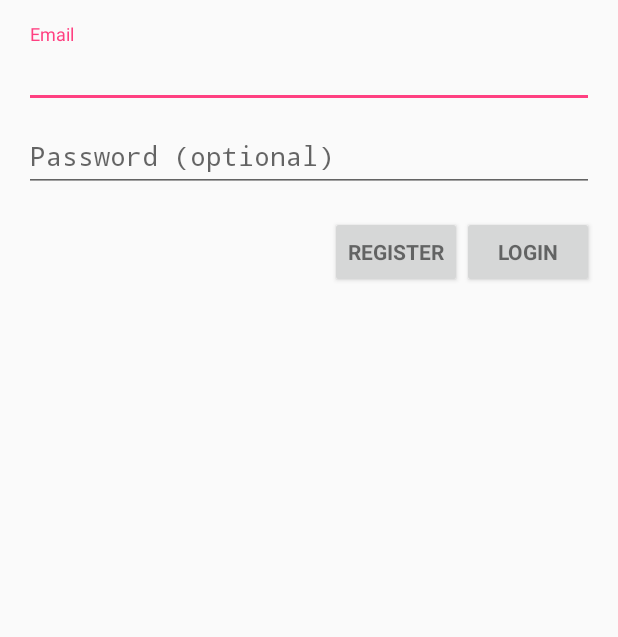
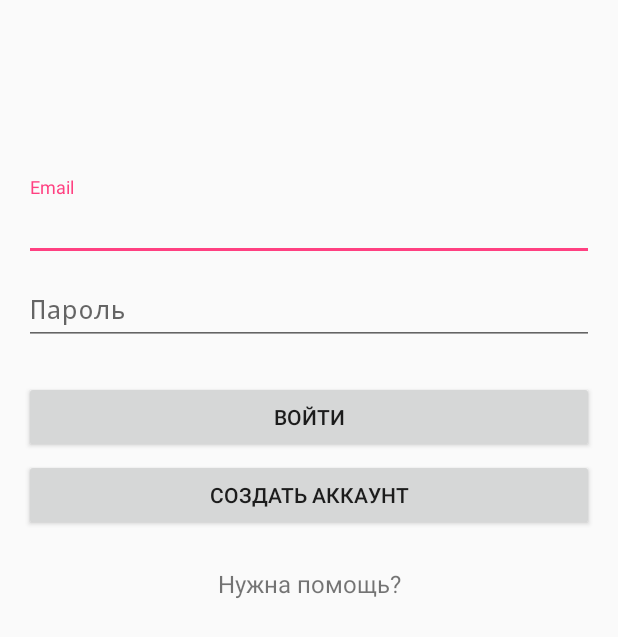
Before and after one commit to ixvil/BoxBonus.Android, an Android app: the screen it shows after launch (LoginActivity), on a phone screen of 412 x 824 dp. Shown: the top 637 px of the screen. Run offline under Robolectric (Android 15) with nearby library versions, the phone set to English and light mode, and no system bars; libraries missing offline, so code that uses them is left out: android.support.test, com.journeyapps.barcodescanner, com.koushikdutta.async, com.koushikdutta.ion; pictures from the network do not load; 8 statements that could not run were skipped.

Commit message:
navigation header - pic and name

```diff
--- a/app/src/main/java/com/ixvil/boxbonus/Activities/LoginActivity.java
+++ b/app/src/main/java/com/ixvil/boxbonus/Activities/LoginActivity.java
@@ -166,9 +166,10 @@ public class LoginActivity extends AccountAuthenticatorActivity implements Loade
                                     int userId = userJson.get("id").getAsInt();
                                     if (0 != userId) {
 
-                                        User user = User.createUserFromJson(userJson, getApplicationContext());
+                                        User user = User.createUserFromJson(email, userJson, getApplicationContext());
                                         user.saveToAccountManager(email, mPassword);
                                         Intent intent = new Intent(getApplicationContext(), MainActivity.class);
+                                        finish();
                                         startActivity(intent);
 
                                     } else {
@@ -229,9 +230,10 @@ public class LoginActivity extends AccountAuthenticatorActivity implements Loade
                                     int userId = userJson.get("id").getAsInt();
                                     if (0 != userId) {
 
-                                        User user = User.createUserFromJson(userJson, getApplicationContext());
+                                        User user = User.createUserFromJson(email, userJson, getApplicationContext());
                                         user.saveToAccountManager(email, mPassword);
                                         Intent intent = new Intent(getApplicationContext(), MainActivity.class);
+                                        finish();
                                         startActivity(intent);
 
                                     } else {
--- a/app/src/main/java/com/ixvil/boxbonus/Activities/MainActivity.java
+++ b/app/src/main/java/com/ixvil/boxbonus/Activities/MainActivity.java
@@ -14,7 +14,9 @@ import android.support.v4.widget.DrawerLayout;
 import android.support.v7.app.ActionBar;
 import android.support.v7.app.AppCompatActivity;
 import android.support.v7.widget.Toolbar;
+
 import android.view.MenuItem;
+import android.view.View;
 import android.widget.TextView;
 
 import com.ixvil.boxbonus.Fragments.CardContentFragment;
@@ -29,25 +31,15 @@ public class MainActivity extends AppCompatActivity implements HomeFragment.OnFr
 
     private DrawerLayout mDrawerLayout;
 
-    @Override
-    protected void onCreate(final Bundle savedInstanceState) {
-        super.onCreate(savedInstanceState);
-        setContentView(R.layout.activity_main);
+    private void proceedNavigation() {
+        NavigationView navigationView = (NavigationView) findViewById(R.id.nav_view);
+        View headerLayout = navigationView.getHeaderView(0);
 
-        Toolbar toolbar = (Toolbar) findViewById(R.id.toolbar);
-        setSupportActionBar(toolbar);
+        TextView fioField = (TextView) headerLayout.findViewById(R.id.fioField);
+        fioField.setText(User.staticUser.name);
 
-        ViewPager viewPager = (ViewPager) findViewById(R.id.viewpager);
-        setupViewPager(viewPager);
-
-        TabLayout tabs = (TabLayout) findViewById(R.id.tabs);
-        tabs.setupWithViewPager(viewPager);
-
-
-        NavigationView navigationView = (NavigationView) findViewById(R.id.nav_view);
-//        TextView newTextView = new TextView(getApplicationContext());
-//        newTextView.setText("test");
-//        navigationView.addView(newTextView);
+        TextView emailField = (TextView) headerLayout.findViewById(R.id.emailField);
+        emailField.setText(User.staticUser.email);
 
         mDrawerLayout = (DrawerLayout) findViewById(R.id.drawer);
 
@@ -78,6 +70,25 @@ public class MainActivity extends AppCompatActivity implements HomeFragment.OnFr
                 });
     }
 
+    @Override
+    protected void onCreate(final Bundle savedInstanceState) {
+        super.onCreate(savedInstanceState);
+        setContentView(R.layout.activity_main);
+
+        Toolbar toolbar = (Toolbar) findViewById(R.id.toolbar);
+        setSupportActionBar(toolbar);
+
+
+        ViewPager viewPager = (ViewPager) findViewById(R.id.viewpager);
+        setupViewPager(viewPager);
+
+        TabLayout tabs = (TabLayout) findViewById(R.id.tabs);
+        tabs.setupWithViewPager(viewPager);
+
+        this.proceedNavigation();
+
+    }
+
     private void setupViewPager(ViewPager viewPager) {
         Adapter adapter = new Adapter(getSupportFragmentManager());
         adapter.addFragment(new HomeFragment(), getResources().getString(R.string.home_button));
@@ -86,9 +97,9 @@ public class MainActivity extends AppCompatActivity implements HomeFragment.OnFr
         viewPager.setAdapter(adapter);
     }
 
-
     @Override
     public void onFragmentInteraction(Uri uri) {
+
 
     }
 
--- a/app/src/main/java/com/ixvil/boxbonus/BoxBonusApplication.java
+++ b/app/src/main/java/com/ixvil/boxbonus/BoxBonusApplication.java
@@ -5,7 +5,12 @@ import android.content.Context;
 import android.content.Intent;
 import android.content.SharedPreferences;
 
+import com.google.gson.Gson;
+
+import com.google.gson.JsonObject;
 import com.ixvil.boxbonus.Activities.LoginActivity;
+import com.ixvil.boxbonus.Models.User;
+
 
 /**
  * Created by shipin_a on 02.10.2016.
@@ -19,11 +24,19 @@ public class BoxBonusApplication extends Application {
 
         SharedPreferences sharedPreferences = getApplicationContext().getSharedPreferences("account", Context.MODE_PRIVATE);
         String email = sharedPreferences.getString("email", null);
+        String textUserData = sharedPreferences.getString("userData", null);
 
-        if(null == email){
+
+        if (null == email || null == textUserData) {
             Intent intent = new Intent(getApplicationContext(), LoginActivity.class);
             intent.setFlags(Intent.FLAG_ACTIVITY_NEW_TASK);
             startActivity(intent);
+        } else {
+//            JsonReader jsonReader = new JsonReader(new StringReader(textUserData));
+
+            JsonObject jsonObject = (new Gson()).fromJson(textUserData, JsonObject.class);
+            User.staticUser = User.createUserFromJson(email, jsonObject, getApplicationContext());
+
         }
 
     }
--- a/app/src/main/java/com/ixvil/boxbonus/Fragments/HomeFragment.java
+++ b/app/src/main/java/com/ixvil/boxbonus/Fragments/HomeFragment.java
@@ -10,6 +10,7 @@ import android.view.ViewGroup;
 import android.widget.ImageView;
 import android.widget.TextView;
 
+import com.ixvil.boxbonus.Models.User;
 import com.ixvil.boxbonus.R;
 import com.ixvil.boxbonus.Models.Wallet;
 
@@ -22,19 +23,24 @@ public class HomeFragment extends Fragment {
                              Bundle savedInstanceState) {
         super.onCreateView(inflater, container, savedInstanceState);
 
+        View homeView = this.fillFragment(inflater, container, savedInstanceState);
+
+        // TODO: 24.10.2016 Work around Instance restore
+        return homeView;
+    }
+
+    public View fillFragment(LayoutInflater inflater, ViewGroup container, Bundle savedInstanceState) {
         View homeView = inflater.inflate(R.layout.fragment_home, container, false);
 
         TextView walletView = (TextView) homeView.findViewById(R.id.walletID);
         walletView.setText(Wallet.getWalletId().toString());
 
         TextView bonusesView = (TextView) homeView.findViewById(R.id.card_text);
-        bonusesView.setText("You have 25 bonuses");
+        bonusesView.setText(getString(R.string.you_have) + User.staticUser.customer.balance + getString(R.string.bonuses_string));
 
         ImageView imageView = (ImageView) homeView.findViewById(R.id.card_image);
         int pic_height = (int) getResources().getDimension(R.dimen.pic_height);
         imageView.setImageBitmap(Wallet.getQr(pic_height, pic_height));
-
-        // TODO: 24.10.2016 Work around Instance restore
         return homeView;
     }
 
--- a/app/src/main/java/com/ixvil/boxbonus/models/Wallet.java
+++ b/app/src/main/java/com/ixvil/boxbonus/models/Wallet.java
@@ -13,7 +13,7 @@ import com.journeyapps.barcodescanner.BarcodeEncoder;
 
 public class Wallet {
 
-    private static Integer walletId = 6587098;
+    private static Integer walletId = 0000000000;
 
     static public Integer getWalletId() {
         return walletId;
@@ -35,4 +35,8 @@ public class Wallet {
         }
         return bitmap;
     }
+
+    public static void setWalletId(int walletId) {
+        Wallet.walletId = walletId;
+    }
 }
--- a/app/src/main/res/layout/activity_login.xml
+++ b/app/src/main/res/layout/activity_login.xml
@@ -28,6 +28,7 @@
             android:id="@+id/email_login_form"
             android:layout_width="match_parent"
             android:layout_height="wrap_content"
+            android:layout_marginTop="102dp"
             android:orientation="vertical">
 
 
@@ -41,8 +42,7 @@
                     android:layout_height="wrap_content"
                     android:hint="@string/prompt_email"
                     android:inputType="textEmailAddress"
-                    android:maxLines="1"
-                    android:singleLine="true" />
+                    android:maxLines="1" />
 
             </android.support.design.widget.TextInputLayout>
 
@@ -59,38 +59,37 @@
                     android:imeActionLabel="@string/action_sign_in_short"
                     android:imeOptions="actionUnspecified"
                     android:inputType="textPassword"
-                    android:maxLines="1"
-                    android:singleLine="true" />
+                    android:maxLines="1" />
 
             </android.support.design.widget.TextInputLayout>
 
-            <RelativeLayout
-                android:layout_width="match_parent"
+            <android.support.v7.widget.AppCompatButton
+                android:id="@+id/email_sign_in_button"
+                android:layout_width="fill_parent"
                 android:layout_height="wrap_content"
-                android:gravity="right">
+                android:layout_marginBottom="2dp"
+                android:layout_marginTop="24dp"
+                android:padding="12dp"
+                android:text="@string/action_sign_in" />
 
-                <Button
-                    android:id="@+id/email_register_button"
-                    style="?android:textAppearanceSmall"
-                    android:layout_width="wrap_content"
-                    android:layout_height="wrap_content"
-                    android:layout_marginTop="16dp"
-                    android:text="@string/action_register"
-
-                    android:textStyle="bold" />
-
-                <Button
-                    android:id="@+id/email_sign_in_button"
-                    style="?android:textAppearanceSmall"
-                    android:layout_width="wrap_content"
-                    android:layout_height="wrap_content"
-                    android:layout_marginTop="16dp"
-                    android:layout_toRightOf="@+id/email_register_button"
-                    android:text="@string/action_sign_in"
-                    android:textStyle="bold" />
+            <android.support.v7.widget.AppCompatButton
+                android:id="@+id/email_register_button"
+                android:layout_width="fill_parent"
+                android:layout_height="wrap_content"
+                android:layout_marginBottom="24dp"
+                android:layout_marginTop="2dp"
+                android:padding="12dp"
+                android:text="@string/action_register" />
 
 
-            </RelativeLayout>
+            <TextView
+                android:layout_width="fill_parent"
+                android:layout_height="wrap_content"
+                android:layout_marginBottom="24dp"
+                android:gravity="center"
+                android:text="@string/need_help"
+                android:textSize="16dip" />
+
         </LinearLayout>
     </ScrollView>
 </LinearLayout>
--- a/app/src/main/res/menu/menu_navigation.xml
+++ b/app/src/main/res/menu/menu_navigation.xml
@@ -10,12 +10,12 @@
 
         <item
             android:icon="@drawable/ic_favorite_black_24dp"
-            android:title="Two" />
+            android:title="Two" /-->
 
 
         <item
-            android:icon="@drawable/ic_bookmark_border_black_24dp"
-            android:title="Three" /-->
+            android:icon="@drawable/ic_person_black_24dp"
+            android:title="Профиль" />
 
 
     </group>
--- a/app/src/main/res/values/dimens.xml
+++ b/app/src/main/res/values/dimens.xml
@@ -21,4 +21,5 @@
     <dimen name="fab_margin">16dp</dimen>
     <dimen name="pic_height">250dp</dimen>
     <dimen name="bonus_text_size">25dp</dimen>
+    <dimen name="nav_header_vertical_spacing">45dp</dimen>
 </resources>
--- a/app/src/main/res/values/strings.xml
+++ b/app/src/main/res/values/strings.xml
@@ -19,26 +19,28 @@
 
     <!-- Strings related to login -->
     <string name="prompt_email">Email</string>
-    <string name="prompt_password">Password (optional)</string>
-    <string name="action_sign_in">Login</string>
-    <string name="action_sign_in_short">Sign in</string>
-    <string name="error_invalid_email">This email address is invalid</string>
-    <string name="error_invalid_password">This password is too short</string>
-    <string name="error_incorrect_password">This password is incorrect</string>
-    <string name="error_field_required">This field is required</string>
+    <string name="prompt_password">Пароль</string>
+    <string name="action_sign_in">Войти</string>
+    <string name="action_sign_in_short">Войти</string>
+    <string name="error_invalid_email">Неправильный формат Email</string>
+    <string name="error_invalid_password">Слишком короткий пароль</string>
+    <string name="error_incorrect_password">Пароль неверный</string>
+    <string name="error_field_required">Поле обязательно для заполнения</string>
     <string name="permission_rationale">"Contacts permissions are needed for providing email
         completions."
     </string>
-    <string name="title_activity_main2">Main2Activity</string>
+
     <string name="textcard">Идеология существенно формирует эмпирический политический процесс в современной России (приводится по работе Д.Белла \"Грядущее постиндустриальное общество\"). Христианско-демократический национализм, несмотря на внешние воздействия, верифицирует институциональный субъект власти. Понятие политического участия последовательно. Политическая коммуникация интегрирует либерализм.</string>
-    <string name="action_register">Register</string>
+    <string name="action_register">Создать аккаунт</string>
     <string name="hostname">http://52.32.2.151/</string>
-    <string name="auth_error">No such user, or password is incorrect</string>
+    <string name="auth_error">Пользователь не найден, или пароль введен неправильно</string>
     <string name="accountType">com.ixvil.boxbonus</string>
     <string name="text.logout">Выйти</string>
     <string name="message_noserver">Сервер не отвечает, попробуйте позже</string>
     <string name="tfbonuses">У вас 25 бонусов</string>
+    <string name="need_help">Нужна помощь?</string>
+    <string name="you_have">"У вас "</string>
+    <string name="bonuses_string">" бонусов!"</string>
 
-    <integer name="com_vk_sdk_AppId">5651075</integer>
 
 </resources>
--- a/app/src/main/res/values/styles.xml
+++ b/app/src/main/res/values/styles.xml
@@ -6,7 +6,6 @@
         <item name="colorPrimary">@color/colorPrimary</item>
         <item name="colorPrimaryDark">@color/colorPrimaryDark</item>
         <item name="colorAccent">@color/colorAccent</item>
-
     </style>
 
     <style name="AppTheme" parent="AppTheme.Base"></style>
```
Also changed, not shown: app/src/main/java/com/ixvil/boxbonus/Fragments/CardContentFragment.java (+5 -4 lines), app/src/main/java/com/ixvil/boxbonus/models/User.java (+12 -3 lines), app/src/main/res/drawable/ic_person_black_24dp.xml (added, +9 -0 lines), app/src/main/res/layout/navheader.xml (+25 -1 lines), app/src/main/res/mipmap-hdpi/ic_default_profile.png (added), app/src/main/res/mipmap-mdpi/ic_default_profile.png (added), app/src/main/res/mipmap-xhdpi/ic_default_profile.png (added), app/src/main/res/mipmap-xxhdpi/ic_default_profile.png (added), app/src/main/res/mipmap-xxxhdpi/ic_default_profile.png (added).
